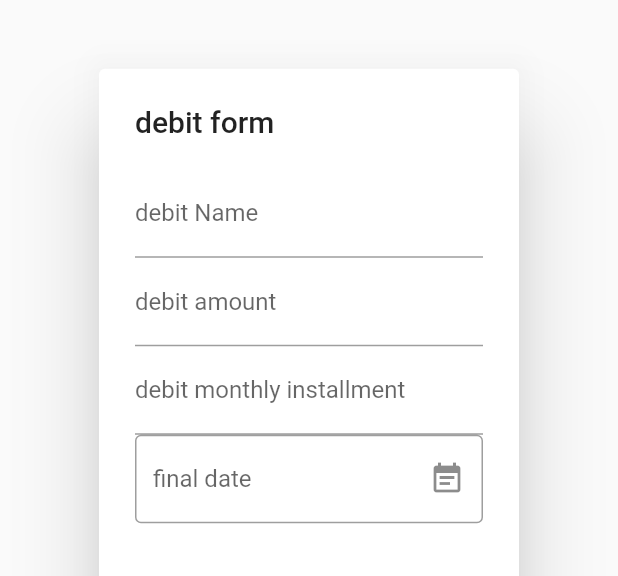
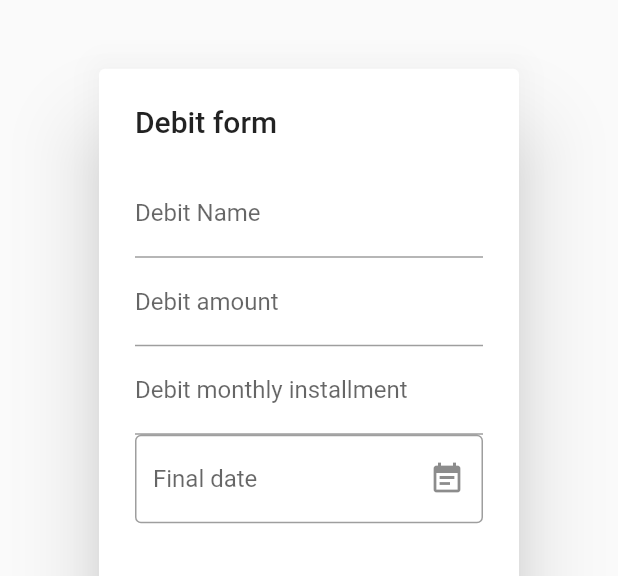
Before and after one commit to amew0/SEP, a Flutter app: the MydebitPopup widget shown alone on an empty page, opened directly with empty values, on a phone screen of 412 x 824 dp. Shown: the part 256-832 px from the top of the screen. Run offline on Flutter 3.47's test engine with Material 2 defaults, Android fonts, the phone set to English and light mode, and no system bars; drawn by our look-alikes of date_field; our stand-ins replace firebase_core, firebase_messaging, flutter_datetime_picker, flutter_local_notifications; missing offline and left inert: firebase_core_web, firebase_messaging_web, flutter_sms, nfc_manager; accounts and stored records are empty; project files that could hold a hidden picture were left out.

Commit message:
testing bill and debit

```diff
--- a/ModernLoginUI-main/lib/pages/debit.dart
+++ b/ModernLoginUI-main/lib/pages/debit.dart
@@ -1,5 +1,6 @@
 import 'dart:convert';
 import 'package:date_field/date_field.dart';
+import 'package:flutter/services.dart';
 import 'package:http/http.dart' as http;
 import 'package:flutter/material.dart';
 import 'package:intl/intl.dart';
@@ -64,7 +65,7 @@ class _MydebitPopupState extends State<MydebitPopup> {
   @override
   Widget build(BuildContext context) {
     return AlertDialog(
-      title: Text('debit form'),
+      title: const Text('Debit form'),
       content: Form(
         key: _formKey,
         child: Column(
@@ -72,7 +73,7 @@ class _MydebitPopupState extends State<MydebitPopup> {
           children: <Widget>[
             TextFormField(
               controller: debit_name,
-              decoration: InputDecoration(labelText: 'debit Name'),
+              decoration: const InputDecoration(labelText: 'Debit Name'),
               validator: (value) {
                 if (value!.isEmpty) {
                   return 'Please enter debit name';
@@ -85,7 +86,12 @@ class _MydebitPopupState extends State<MydebitPopup> {
             ),
             TextFormField(
               controller: debit_amount,
-              decoration: InputDecoration(labelText: 'debit amount'),
+              decoration: const InputDecoration(labelText: 'Debit amount'),
+              keyboardType: TextInputType.number,
+              inputFormatters: <TextInputFormatter>[
+                FilteringTextInputFormatter.allow(RegExp(
+                    r'^\d{1,9}$|(?=^.{1,9}$)^\d+\.\d{0,2}$')), // only allow numbers and dot
+              ],
               validator: (value) {
                 if (value!.isEmpty) {
                   return 'Please enter debit amount';
@@ -98,14 +104,14 @@ class _MydebitPopupState extends State<MydebitPopup> {
             ),
             TextFormField(
               controller: debit_installment,
-              decoration: InputDecoration(
-                labelText: 'debit monthly installment',
+              decoration: const InputDecoration(
+                labelText: 'Debit monthly installment',
               ),
             ),
             DateTimeFormField(
               // controller: _dateOfBirthController,
               decoration: const InputDecoration(
-                labelText: 'final date',
+                labelText: 'Final date',
                 hintStyle: TextStyle(color: Color.fromARGB(115, 211, 19, 19)),
                 errorStyle: TextStyle(color: Colors.redAccent),
                 border: OutlineInputBorder(),
@@ -128,7 +134,7 @@ class _MydebitPopupState extends State<MydebitPopup> {
           onPressed: () {
             Navigator.pop(context);
           },
-          child: Text('Cancel'),
+          child: const Text('Cancel'),
         ),
         ElevatedButton(
           onPressed: () async {
```
Also changed, not shown: ModernLoginUI-main/lib/pages/Homepage.dart (+8 -1 lines), ModernLoginUI-main/lib/pages/bill.dart (+63 -37 lines), 2 other files.
